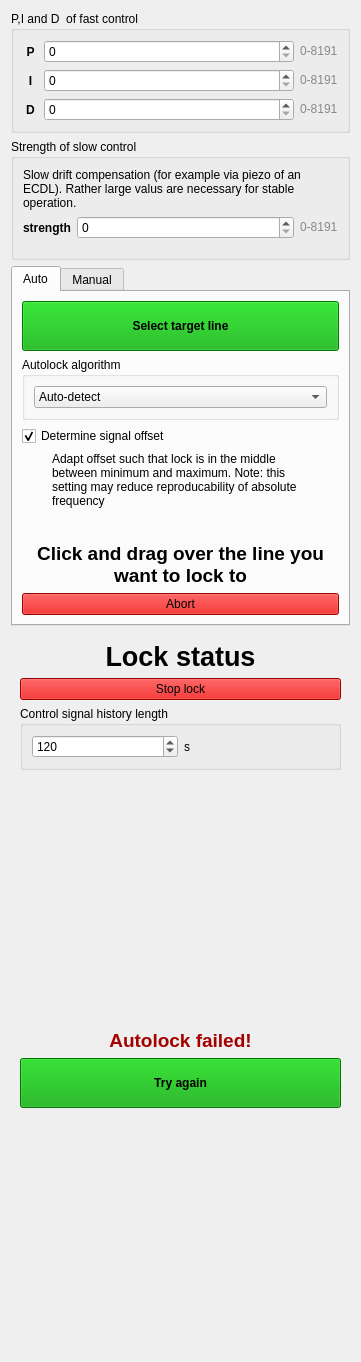
Qt form linien-gui/linien_gui/ui/locking_panel.ui (linien-org/linien) before a commit.
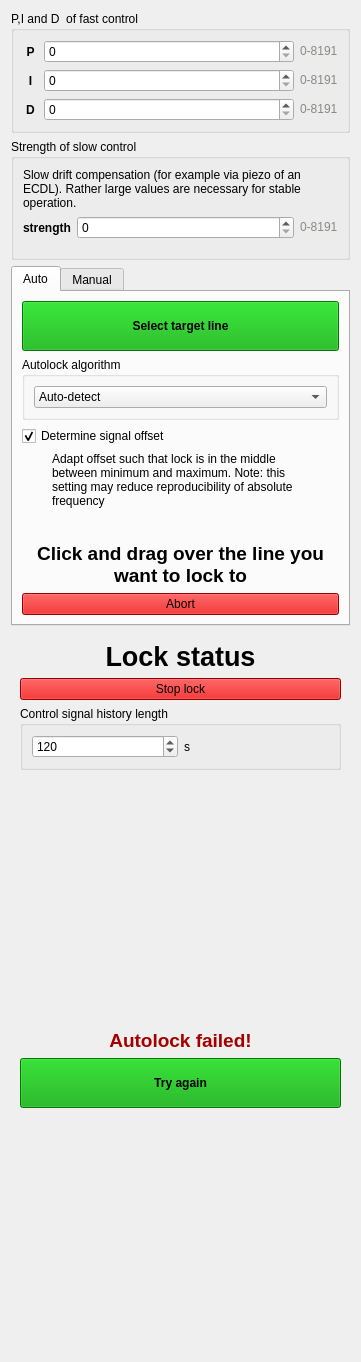
The same form after that commit. Custom widgets are drawn as their Qt base class.

```diff
--- a/linien-gui/linien_gui/ui/locking_panel.ui
+++ b/linien-gui/linien_gui/ui/locking_panel.ui
@@ -302,7 +302,7 @@
          </sizepolicy>
         </property>
         <property name="text">
-         <string>Slow drift compensation (for example via piezo of an ECDL). Rather large valus are necessary for stable operation.</string>
+         <string>Slow drift compensation (for example via piezo of an ECDL). Rather large values are necessary for stable operation.</string>
         </property>
         <property name="wordWrap">
          <bool>true</bool>
@@ -481,7 +481,7 @@
              </size>
             </property>
             <property name="text">
-             <string>Adapt offset such that lock is in the middle between minimum and maximum. Note: this setting may reduce reproducability of absolute frequency</string>
+             <string>Adapt offset such that lock is in the middle between minimum and maximum. Note: this setting may reduce reproducibility of absolute frequency</string>
             </property>
             <property name="textFormat">
              <enum>Qt::PlainText</enum>
```
